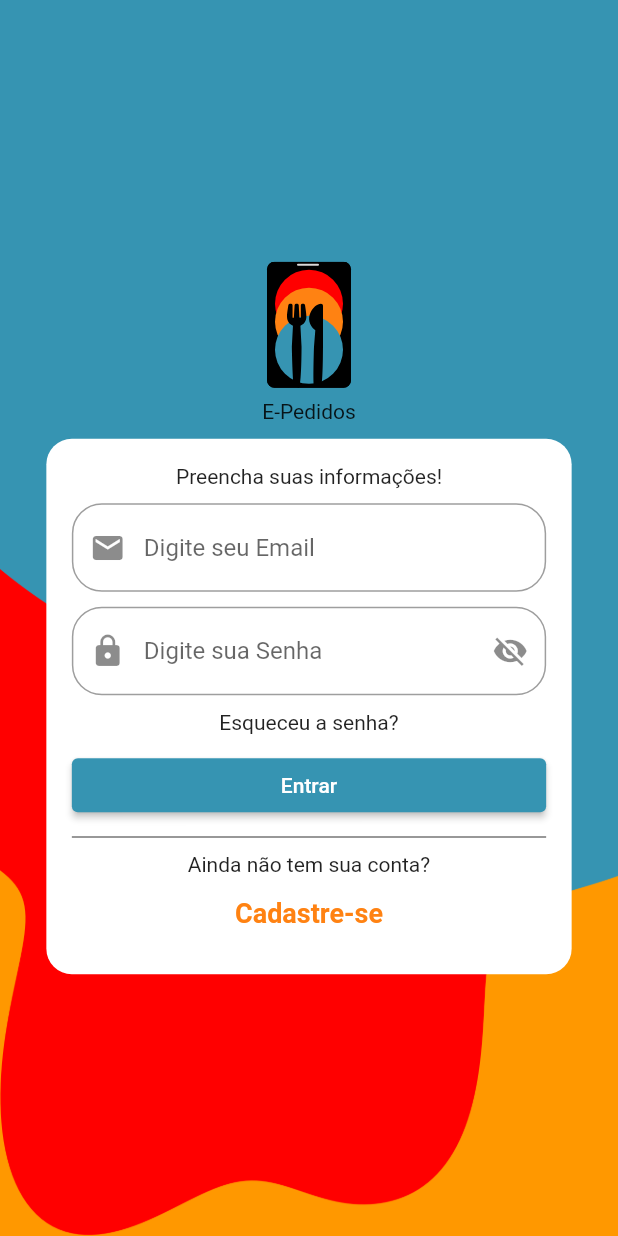
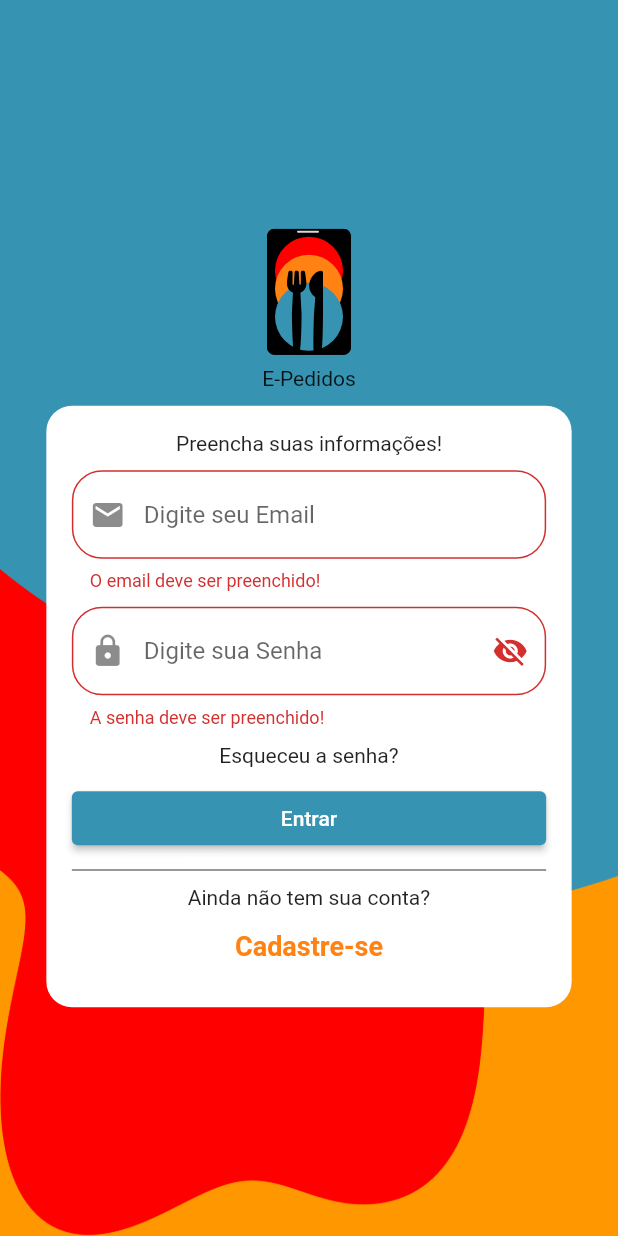
Before and after one commit to E-pedidos/E-pedidos-front, a Flutter app: the screen it shows after launch, after a tap on "Entrar", on a phone screen of 412 x 824 dp. Run offline on Flutter 3.47's test engine with Material 2 defaults, Android fonts, the phone set to English and light mode, and no system bars; our stand-ins replace flutter_svg; missing offline and left inert: cpf_cnpj_validator.

Commit message:
feat: created function login in app

```diff
--- a/lib/pages/login_page.dart
+++ b/lib/pages/login_page.dart
@@ -1,7 +1,8 @@
+import 'dart:convert';
+import 'package:e_pedidos_front/repositorys/user_repository.dart';
 import 'package:flutter/material.dart';
 import 'package:flutter_svg/flutter_svg.dart';
 import 'package:e_pedidos_front/shared/widgets/custom_button.dart';
-
 
 class LoginPage extends StatefulWidget {
   const LoginPage({super.key});
@@ -13,6 +14,7 @@ class LoginPage extends StatefulWidget {
 class _LoginPageState extends State<LoginPage> {
   final _formKey = GlobalKey<FormState>();
   bool isObscureText = true;
+  bool isLoading = false;
   var emailController = TextEditingController(text: '');
   var passwordController = TextEditingController(text: '');
 
@@ -65,6 +67,22 @@ class _LoginPageState extends State<LoginPage> {
                                             border: OutlineInputBorder(
                                                 borderRadius: BorderRadius.all(
                                                     Radius.circular(20)))),
+                                        validator: (value) {
+                                          if (value == null || value.isEmpty) {
+                                            return "O email deve ser preenchido!";
+                                          }
+
+                                          if (value.length < 5) {
+                                            return "O email precisa ter no mínimo 5 letras!";
+                                          }
+
+                                          if (!value.contains('@') ||
+                                              !value.contains('.com')) {
+                                            return 'email invalido';
+                                          }
+
+                                          return null;
+                                        },
                                       ),
                                       const SizedBox(
                                         height: 10,
@@ -89,13 +107,26 @@ class _LoginPageState extends State<LoginPage> {
                                               borderRadius: BorderRadius.all(
                                                   Radius.circular(20))),
                                         ),
+                                        validator: (value) {
+                                          if (value == null || value.isEmpty) {
+                                            return "A senha deve ser preenchido!";
+                                          }
+
+                                          if (value.length <= 7) {
+                                            return "A senha precisa ter no minimo 8 digitos.";
+                                          }
+
+                                          return null;
+                                        },
                                       ),
                                       const SizedBox(
                                         height: 10,
                                       ),
                                       InkWell(
                                         onTap: () {
-                                         Navigator.of(context).pushReplacementNamed('/recoverPassword');
+                                          Navigator.of(context)
+                                              .pushReplacementNamed(
+                                                  '/recoverPassword');
                                         },
                                         child: const Text('Esqueceu a senha?'),
                                       ),
@@ -105,33 +136,62 @@ class _LoginPageState extends State<LoginPage> {
                                       SizedBox(
                                           width: double.infinity,
                                           child: CustomButton(
+                                            isLoading: isLoading,
                                             text: 'Entrar',
-                                            backgroundColor: const Color.fromRGBO(
-                                                54, 148, 178, 1),
-                                            onPressed: () {
+                                            backgroundColor:
+                                                const Color.fromRGBO(
+                                                    54, 148, 178, 1),
+                                            onPressed: () async {
+                                              if (_formKey.currentState!
+                                                  .validate()) {
+                                                setState(() {
+                                                  isLoading = true;
+                                                });
+                                                UserRepository userRepository =
+                                                    UserRepository();
 
+                                                var res = await userRepository
+                                                    .loginUser(
+                                                        emailController.text,
+                                                        passwordController
+                                                            .text);
 
-                                              /* if (emailController.text.trim() ==
-                                                      "email@email.com" &&
-                                                  passwordController.text.trim() ==
-                                                      "123") {
-                                                Navigator.of(context).pushReplacementNamed('/home');
-                                              } else {
-                                                ScaffoldMessenger.of(context)
-                                                    .showSnackBar(const SnackBar(
-                                                        content: Text(
-                                                            "Erro ao efetuar o login")));
-                                              } */
+                                                if (res.statusCode == 200) {
+                                                  Navigator.of(context).pushReplacementNamed('/home');
+                                                } else {
+                                                  setState(() {
+                                                    isLoading = false;
+                                                  });
+
+                                                  Map<String, dynamic>
+                                                      errorJson =
+                                                      jsonDecode(res.body);
+                                                  if (errorJson
+                                                      .containsKey('message')) {
+                                                    var message =
+                                                        errorJson['message'];
+                                                    ScaffoldMessenger.of(
+                                                            context)
+                                                        .showSnackBar(SnackBar(
+                                                      padding:
+                                                          const EdgeInsets.all(
+                                                              30),
+                                                      content: Text('$message'),
+                                                    ));
+                                                  }
+                                                }
+                                              }
                                             },
                                           )),
                                       const SizedBox(
                                         height: 10,
                                       ),
                                       Container(
-                                        width: MediaQuery.of(context).size.width,
+                                        width:
+                                            MediaQuery.of(context).size.width,
                                         height: 1,
-                                        color:
-                                            const Color.fromRGBO(118, 118, 118, 1),
+                                        color: const Color.fromRGBO(
+                                            118, 118, 118, 1),
                                       ),
                                       const SizedBox(
                                         height: 10,
@@ -139,7 +199,8 @@ class _LoginPageState extends State<LoginPage> {
                                       const Text('Ainda não tem sua conta?'),
                                       TextButton(
                                           onPressed: () {
-                                            Navigator.of(context).pushReplacementNamed('/register');
+                                            Navigator.of(context)
+                                                .pushNamed('/register');
                                           },
                                           child: const Text('Cadastre-se',
                                               style: TextStyle(
```
Also changed, not shown: lib/repositorys/user_repository.dart (+4 -7 lines).
